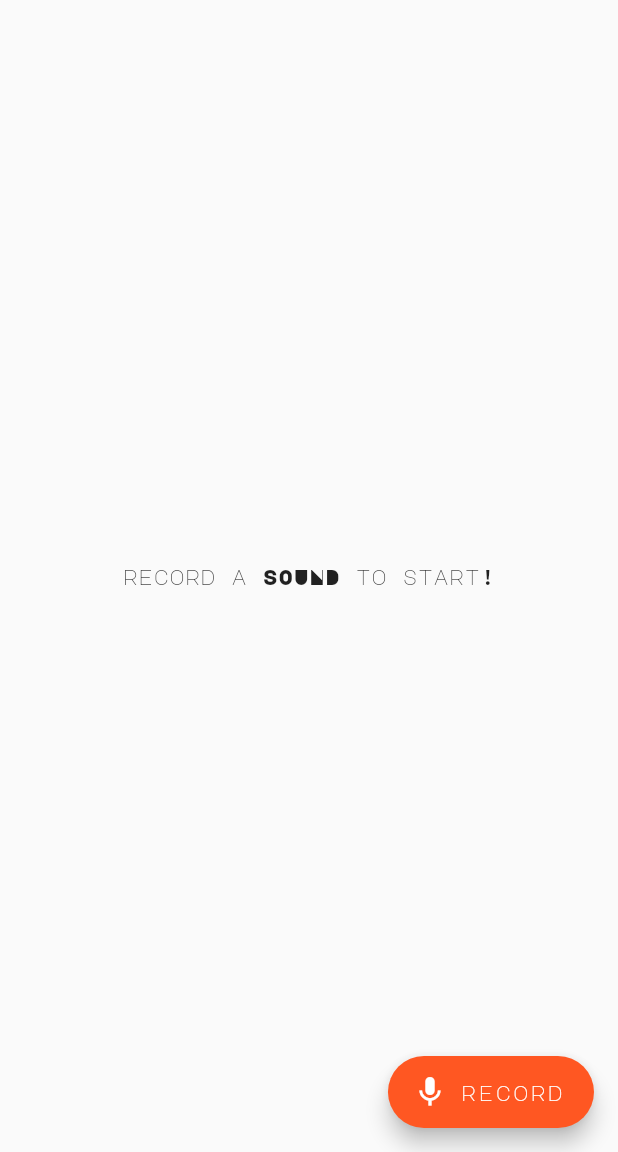
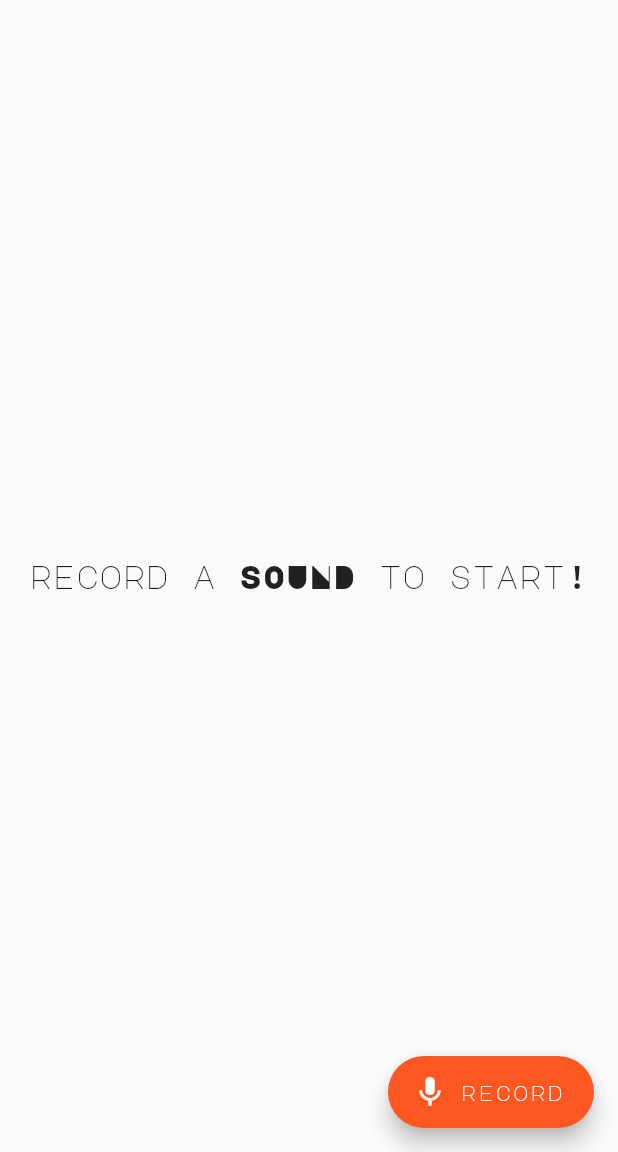
Before and after one commit to ignaeche/flutter-soundboard, a Flutter app: the screen it shows after launch, after a tap on "record", on a phone screen of 412 x 824 dp, the part 84-1236 px from its top. Run offline on Flutter 3.47's test engine with Material 2 defaults, Android fonts, the phone set to English and light mode, and no system bars; our stand-ins replace shared_preferences; missing offline and left inert: flutter_sound.

Commit message:
Stop player before recording Inline load(), save() and Sound widget build method Set SnackBar duration to 1 second Scale up welcome text Removed some whitespace Dart size: 5092 bytes

```diff
--- a/lib/main.dart
+++ b/lib/main.dart
@@ -11,12 +11,9 @@ FlutterSound fs = FlutterSound();
 void main() => runApp(App());
 
 class App extends StatelessWidget {
-  @override
-  Widget build(BuildContext context) {
-    return MaterialApp(
-      title: 'SOUNDBOARD',
+  @override Widget build(BuildContext context) {
+    return MaterialApp(title: 'SOUNDBOARD', home: Board(),
       theme: ThemeData(primaryColor: Colors.black, primarySwatch: Colors.deepOrange, fontFamily: 'MajorMonoDisplay'),
-      home: Board(),
     );
   }
 }
@@ -31,9 +28,8 @@ class _BoardState extends State<Board> {
   StreamSubscription<RecordStatus> recSub;
   double rota = 0;
   record() async {
-    var dir = '${(await getExternalStorageDirectory()).path}/fsb/';
-    Directory(dir).create();
-    curPath = await fs.startRecorder('$dir${uuid.v4()}.mp4');
+    var dir = '${(await getExternalStorageDirectory()).path}/fsb/'; Directory(dir).create();
+    fs.stopPlayer(); curPath = await fs.startRecorder('$dir${uuid.v4()}.mp4');
     recSub = fs.onRecorderStateChanged.listen((e) {
       if (e != null) { setState(() { isRec = true; }); if (e.currentPosition.toInt() >= 10000) stop(); rota += 0.017; }
     });
@@ -43,25 +39,19 @@ class _BoardState extends State<Board> {
     if (recSub != null) { recSub.cancel(); recSub = null; }
     setState(() { isRec = false; paths.add(curPath); curPath = null; save(); rota = 0; });
   }
-  save() async {
-    (await SharedPreferences.getInstance()).setStringList('paths', paths);
-  }
-  Future<List<String>> load() async {
-    return paths = (await SharedPreferences.getInstance()).getStringList('paths') ?? List();
-  }
+  save() async => (await SharedPreferences.getInstance()).setStringList('paths', paths);
+  Future<List<String>> load() async => paths = (await SharedPreferences.getInstance()).getStringList('paths') ?? List();
   void remove(ctx, path) {
-    Scaffold.of(ctx).showSnackBar(SnackBar(content: Text('SOUND removed', style: TextStyle(fontFamily: 'MajorMonoDisplay'))));
+    Scaffold.of(ctx).showSnackBar(SnackBar(content: Text('SOUND removed', style: TextStyle(fontFamily: 'MajorMonoDisplay')), duration: Duration(seconds: 1)));
     setState(() { paths.remove(path); save(); File(path).delete(); });
   }
-  @override
-  Widget build(BuildContext context) {
+  @override Widget build(BuildContext context) {
     return Scaffold(
       appBar: AppBar(elevation: 0, centerTitle: true,
         title: Text('SOUNDboard', textScaleFactor: 1.5),
       ),
       body: Center(child: _buildFuture()),
-      floatingActionButton: FloatingActionButton.extended(
-        label: Text(isRec ? 'stop' : 'record'),
+      floatingActionButton: FloatingActionButton.extended(label: Text(isRec ? 'stop' : 'record'),
         icon: isRec ? Transform.rotate(angle: rota, child: Icon(Icons.stop)) : Icon(Icons.mic),
         onPressed: isRec ? stop : record,
       ),
@@ -72,7 +62,7 @@ class _BoardState extends State<Board> {
       builder: (ctx, AsyncSnapshot<List<String>> snap) {
         switch (snap.connectionState) {
           case ConnectionState.waiting: case ConnectionState.done:
-            return snap.hasData && snap.data.isNotEmpty ? _buildGrid(snap.data) : Text('record a SOUND to start!');
+            return snap.hasData && snap.data.isNotEmpty ? _buildGrid(snap.data) : Text('record a SOUND to start!', textScaleFactor: 1.5);
           default: return CircularProgressIndicator();
         }
       },
@@ -109,10 +99,7 @@ class _SoundState extends State<Sound> {
     if (playSub != null) { playSub.cancel(); playSub = null; }
     setState(() { isPlaying = false; animDur = 1000; progress = 0; });
   }
-  @override
-  Widget build(BuildContext context) {
-    return AspectRatio(aspectRatio: 1, child: SizedBox.expand(child: _buildAC()));
-  }
+  @override Widget build(BuildContext context) => AspectRatio(aspectRatio: 1, child: SizedBox.expand(child: _buildAC()));
   _buildAC() {
     return AnimatedContainer(
       curve: isPlaying ? Curves.linear : Curves.bounceOut,
@@ -125,8 +112,7 @@ class _SoundState extends State<Sound> {
     );
   }
   _buildButton() {
-    return OutlineButton(
-      shape: CircleBorder(),
+    return OutlineButton(shape: CircleBorder(),
       onPressed: widget.enable ? (isPlaying ? stop : play) : null,
       child: Transform.scale(child: Icon(isPlaying ? Icons.stop : Icons.play_arrow), scale: 2),
     );
```
